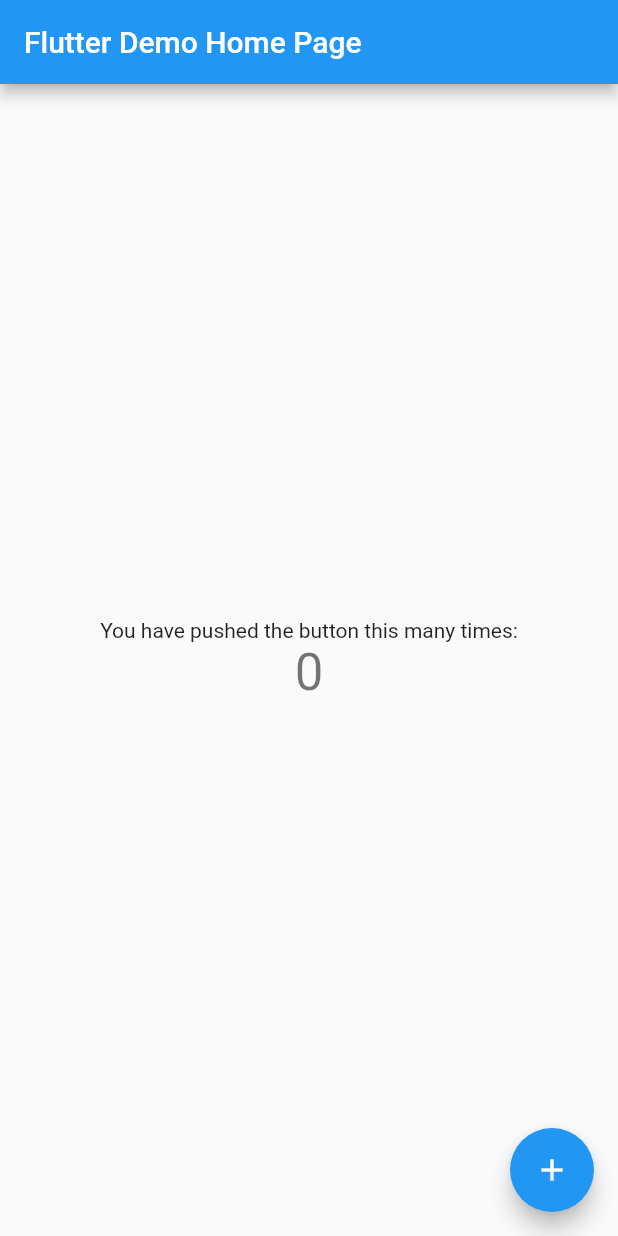
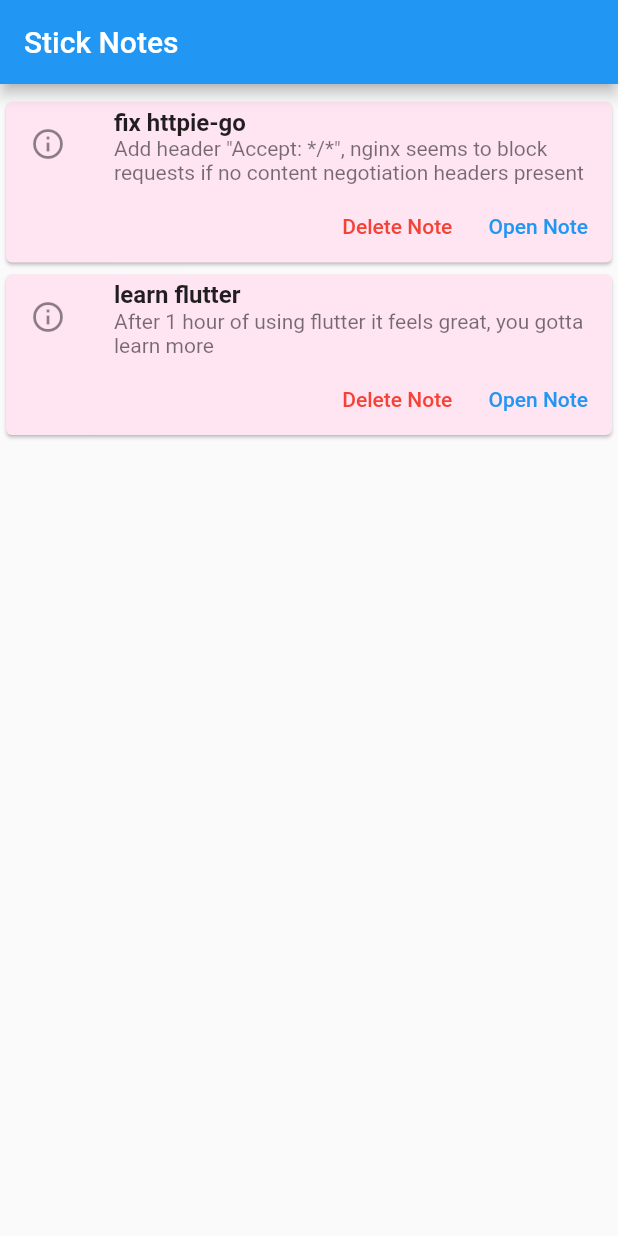
Before and after one commit to jtlehtinen/sticky, a Flutter app: the screen it shows after launch, on a phone screen of 412 x 824 dp. Run offline on Flutter 3.47's test engine with Material 2 defaults, Android fonts, the phone set to English and light mode, and no system bars.

Commit message:
feat: note list

```diff
--- a/lib/main.dart
+++ b/lib/main.dart
@@ -1,115 +1,89 @@
 import 'package:flutter/material.dart';
 
 void main() {
-  runApp(const MyApp());
+  runApp(const App());
 }
 
-class MyApp extends StatelessWidget {
-  const MyApp({Key? key}) : super(key: key);
+class App extends StatelessWidget {
+  const App({Key? key}) : super(key: key);
 
-  // This widget is the root of your application.
   @override
   Widget build(BuildContext context) {
     return MaterialApp(
-      title: 'Flutter Demo',
-      theme: ThemeData(
-        // This is the theme of your application.
-        //
-        // Try running your application with "flutter run". You'll see the
-        // application has a blue toolbar. Then, without quitting the app, try
-        // changing the primarySwatch below to Colors.green and then invoke
-        // "hot reload" (press "r" in the console where you ran "flutter run",
-        // or simply save your changes to "hot reload" in a Flutter IDE).
-        // Notice that the counter didn't reset back to zero; the application
-        // is not restarted.
-        primarySwatch: Colors.blue,
+        debugShowCheckedModeBanner: false,
+        title: 'Sticky Notes',
+        home: Scaffold(
+          appBar: AppBar(
+            title: const Text('Stick Notes'),
           ),
-      home: const MyHomePage(title: 'Flutter Demo Home Page'),
+          body: Column(children: const [SizedBox(height: 8), NoteCardList()]),
+        ));
+  }
+}
+
+class Note {
+  final String title;
+  final String body;
+  const Note(this.title, this.body);
+}
+
+final notes = [
+  const Note('fix httpie-go',
+      'Add header "Accept: */*", nginx seems to block requests if no content negotiation headers present'),
+  const Note('learn flutter',
+      'After 1 hour of using flutter it feels great, you gotta learn more'),
+];
+
+class NoteCardList extends StatelessWidget {
+  const NoteCardList({Key? key}) : super(key: key);
+
+  @override
+  Widget build(BuildContext context) {
+    return Column(
+      children: notes.map((note) => NoteCard(note: note)).toList(),
     );
   }
 }
 
-class MyHomePage extends StatefulWidget {
-  const MyHomePage({Key? key, required this.title}) : super(key: key);
+class NoteCard extends StatelessWidget {
+  final Note note;
 
-  // This widget is the home page of your application. It is stateful, meaning
-  // that it has a State object (defined below) that contains fields that affect
-  // how it looks.
-
-  // This class is the configuration for the state. It holds the values (in this
-  // case the title) provided by the parent (in this case the App widget) and
-  // used by the build method of the State. Fields in a Widget subclass are
-  // always marked "final".
-
-  final String title;
-
-  @override
-  State<MyHomePage> createState() => _MyHomePageState();
-}
-
-class _MyHomePageState extends State<MyHomePage> {
-  int _counter = 0;
-
-  void _incrementCounter() {
-    setState(() {
-      // This call to setState tells the Flutter framework that something has
-      // changed in this State, which causes it to rerun the build method below
-      // so that the display can reflect the updated values. If we changed
-      // _counter without calling setState(), then the build method would not be
-      // called again, and so nothing would appear to happen.
-      _counter++;
-    });
-  }
+  const NoteCard({required this.note, Key? key}) : super(key: key);
 
   @override
   Widget build(BuildContext context) {
-    // This method is rerun every time setState is called, for instance as done
-    // by the _incrementCounter method above.
-    //
-    // The Flutter framework has been optimized to make rerunning build methods
-    // fast, so that you can just rebuild anything that needs updating rather
-    // than having to individually change instances of widgets.
-    return Scaffold(
-      appBar: AppBar(
-        // Here we take the value from the MyHomePage object that was created by
-        // the App.build method, and use it to set our appbar title.
-        title: Text(widget.title),
+    return Card(
+      color: const Color.fromARGB(255, 255, 228, 241),
+      child: Column(
+        mainAxisSize: MainAxisSize.min,
+        children: <Widget>[
+          ListTile(
+              leading: const Icon(Icons.info_outline),
+              title: Text(
+                note.title,
+                style: const TextStyle(fontWeight: FontWeight.bold),
               ),
-      body: Center(
-        // Center is a layout widget. It takes a single child and positions it
-        // in the middle of the parent.
-        child: Column(
-          // Column is also a layout widget. It takes a list of children and
-          // arranges them vertically. By default, it sizes itself to fit its
-          // children horizontally, and tries to be as tall as its parent.
-          //
-          // Invoke "debug painting" (press "p" in the console, choose the
-          // "Toggle Debug Paint" action from the Flutter Inspector in Android
-          // Studio, or the "Toggle Debug Paint" command in Visual Studio Code)
-          // to see the wireframe for each widget.
-          //
-          // Column has various properties to control how it sizes itself and
-          // how it positions its children. Here we use mainAxisAlignment to
-          // center the children vertically; the main axis here is the vertical
-          // axis because Columns are vertical (the cross axis would be
-          // horizontal).
-          mainAxisAlignment: MainAxisAlignment.center,
+              subtitle: Text(note.body)),
+          Row(
+            mainAxisAlignment: MainAxisAlignment.end,
             children: <Widget>[
-            const Text(
-              'You have pushed the button this many times:',
+              TextButton(
+                child: const Text(
+                  'Delete Note',
+                  style: TextStyle(color: Colors.red),
                 ),
-            Text(
-              '$_counter',
-              style: Theme.of(context).textTheme.headline4,
+                onPressed: () {/* ... */},
+              ),
+              const SizedBox(width: 8),
+              TextButton(
+                child: const Text('Open Note'),
+                onPressed: () {/* ... */},
+              ),
+              const SizedBox(width: 8),
+            ],
           ),
         ],
       ),
-      ),
-      floatingActionButton: FloatingActionButton(
-        onPressed: _incrementCounter,
-        tooltip: 'Increment',
-        child: const Icon(Icons.add),
-      ), // This trailing comma makes auto-formatting nicer for build methods.
     );
   }
 }
```
Also changed, not shown: 1 other file. Lines whose indentation alone changed are shown as unchanged.
